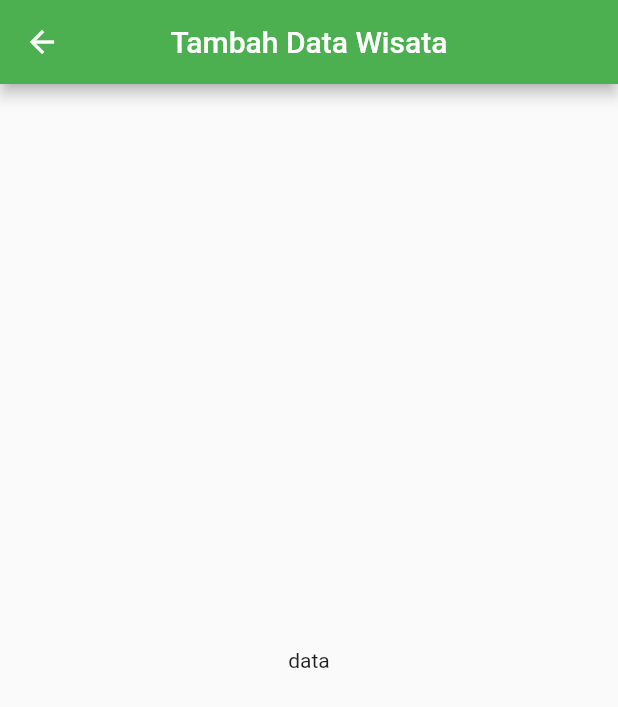
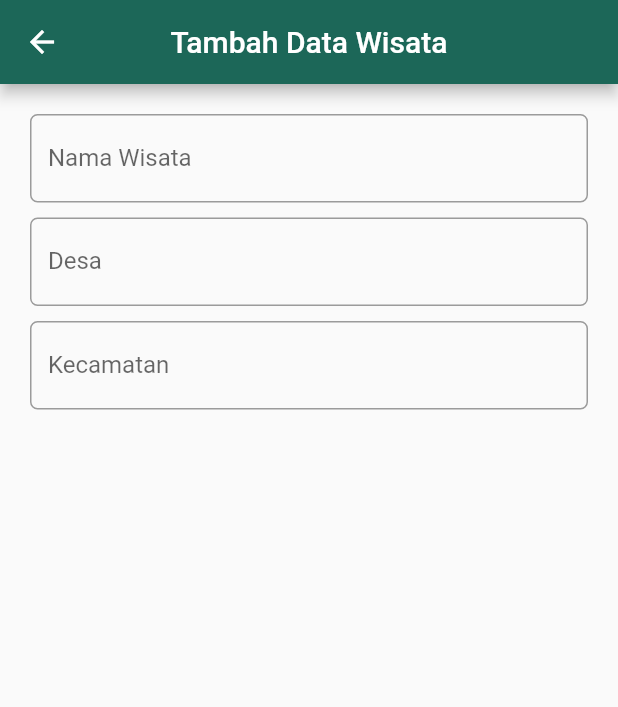
Before and after one commit to anggaeriansyah/wite-dashboard, a Flutter app: the screen it shows after launch, after a tap on an icon or button, on a phone screen of 412 x 824 dp. Shown: the top 707 px of the screen. Run offline on Flutter 3.47's test engine with Material 2 defaults, Android fonts, the phone set to English and light mode, and no system bars; our stand-ins replace get.

Commit message:
membuat form tambah wisata

```diff
--- a/lib/Screen/Dashboard.dart
+++ b/lib/Screen/Dashboard.dart
@@ -50,10 +50,11 @@ class _DashboardState extends State<Dashboard> {
                     Container(
                       height: 100,
                       width: double.maxFinite,
-                      decoration: const BoxDecoration(
-                          color: Colors.green,
-                          borderRadius: BorderRadius.all(Radius.circular(20)),
-                          boxShadow: [
+                      decoration: BoxDecoration(
+                          color: Theme.of(context).primaryColor,
+                          borderRadius:
+                              const BorderRadius.all(Radius.circular(20)),
+                          boxShadow: const [
                             BoxShadow(
                               offset: Offset(0, 3),
                               blurRadius: 10,
--- a/lib/Screen/tambah_screen.dart
+++ b/lib/Screen/tambah_screen.dart
@@ -8,18 +8,52 @@ class TambahScreen extends StatefulWidget {
 }
 
 class _TambahScreenState extends State<TambahScreen> {
+  final _formKey = GlobalKey<FormState>();
   @override
   Widget build(BuildContext context) {
     return Scaffold(
-      appBar: AppBar(
-        centerTitle: true,
-        title: const Text(
-          "Tambah Data Wisata",
+        appBar: AppBar(
+          centerTitle: true,
+          title: const Text(
+            "Tambah Data Wisata",
+          ),
+          backgroundColor: Theme.of(context).primaryColor,
         ),
-        backgroundColor: Colors.green,
-        // backgroundColor: Theme.of(context).primaryColor,
-      ),
-      body: const Center(child: Text('data')),
-    );
+        body: Form(
+            key: _formKey,
+            child: Container(
+              padding: const EdgeInsets.all(20.0),
+              child: Column(
+                children: [
+                  TextFormField(
+                    decoration: InputDecoration(
+                      labelText: "Nama Wisata",
+                      border: OutlineInputBorder(
+                          borderRadius: BorderRadius.circular(5.0)),
+                    ),
+                  ),
+                  const SizedBox(
+                    height: 10,
+                  ),
+                  TextFormField(
+                    decoration: InputDecoration(
+                      labelText: "Desa",
+                      border: OutlineInputBorder(
+                          borderRadius: BorderRadius.circular(5.0)),
+                    ),
+                  ),
+                  const SizedBox(
+                    height: 10,
+                  ),
+                  TextFormField(
+                    decoration: InputDecoration(
+                      labelText: "Kecamatan",
+                      border: OutlineInputBorder(
+                          borderRadius: BorderRadius.circular(5.0)),
+                    ),
+                  ),
+                ],
+              ),
+            )));
   }
 }
```
